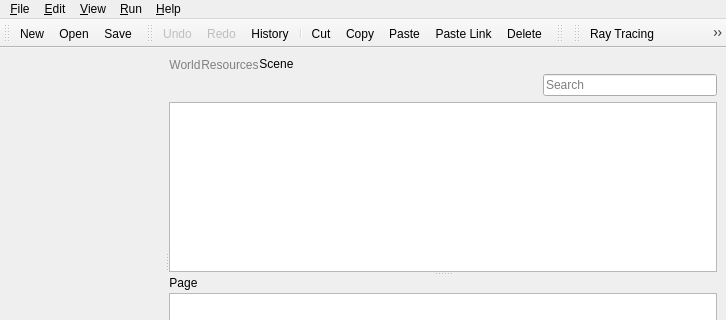
Above: source/application/main/MainWindow.ui from CST-Modelling-Tools/TonatiuhPP before the change; both pictures show x 0 to 726 and y 0 to 320 of the 726 by 496 pixel window. Below: the same form after it.
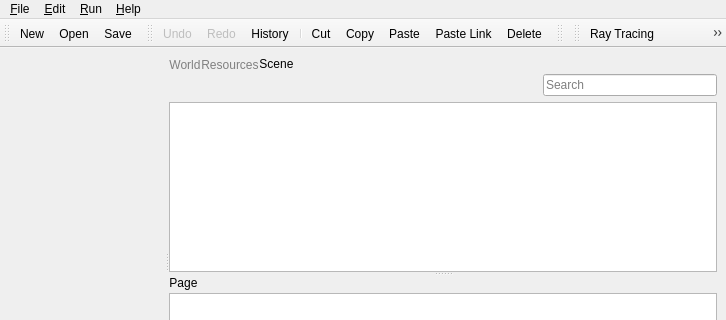
That is the form after the change. Icons and pictures are not drawn. Custom widgets are drawn as their Qt base class.

Diff of the .ui file:
```diff
--- a/source/application/main/MainWindow.ui
+++ b/source/application/main/MainWindow.ui
@@ -391,13 +391,6 @@
     <addaction name="actionFileSave"/>
     <addaction name="actionFileSaveAs"/>
    </widget>
-   <widget class="QMenu" name="menuView">
-    <property name="title">
-     <string>&amp;View</string>
-    </property>
-    <addaction name="actionViewRays"/>
-    <addaction name="actionViewPhotons"/>
-   </widget>
    <widget class="QMenu" name="menuRun">
     <property name="title">
      <string>&amp;Run</string>
@@ -433,7 +426,6 @@
    </widget>
    <addaction name="menuFile"/>
    <addaction name="menuEdit"/>
-   <addaction name="menuView"/>
    <addaction name="menuRun"/>
    <addaction name="menuHelp"/>
   </widget>
```
